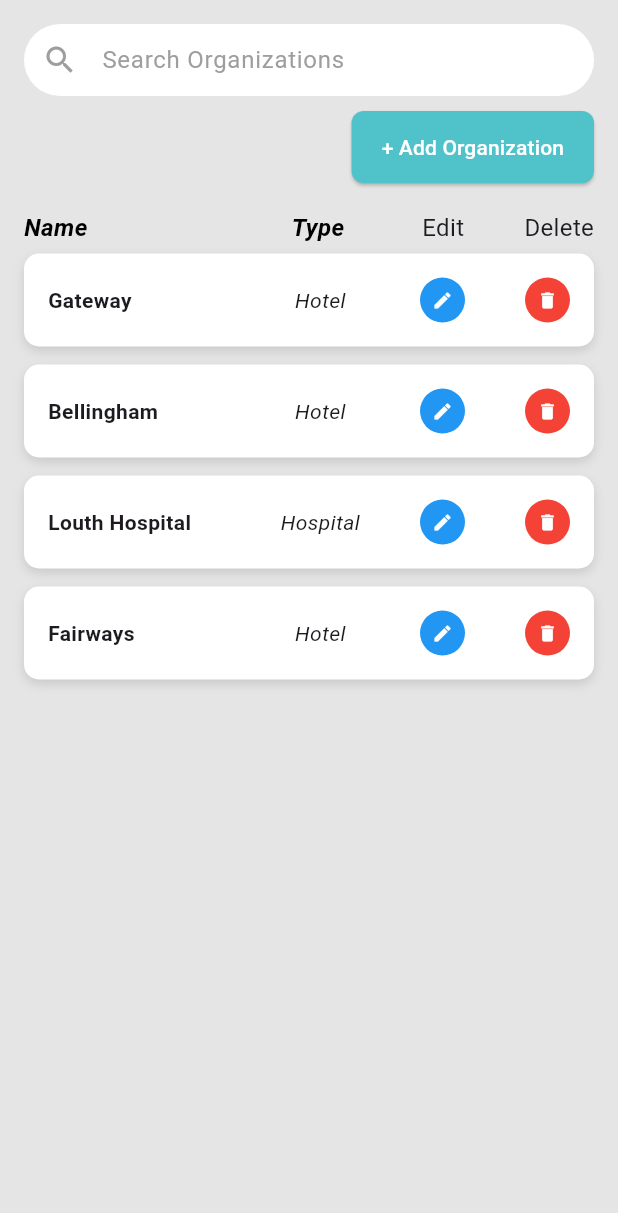
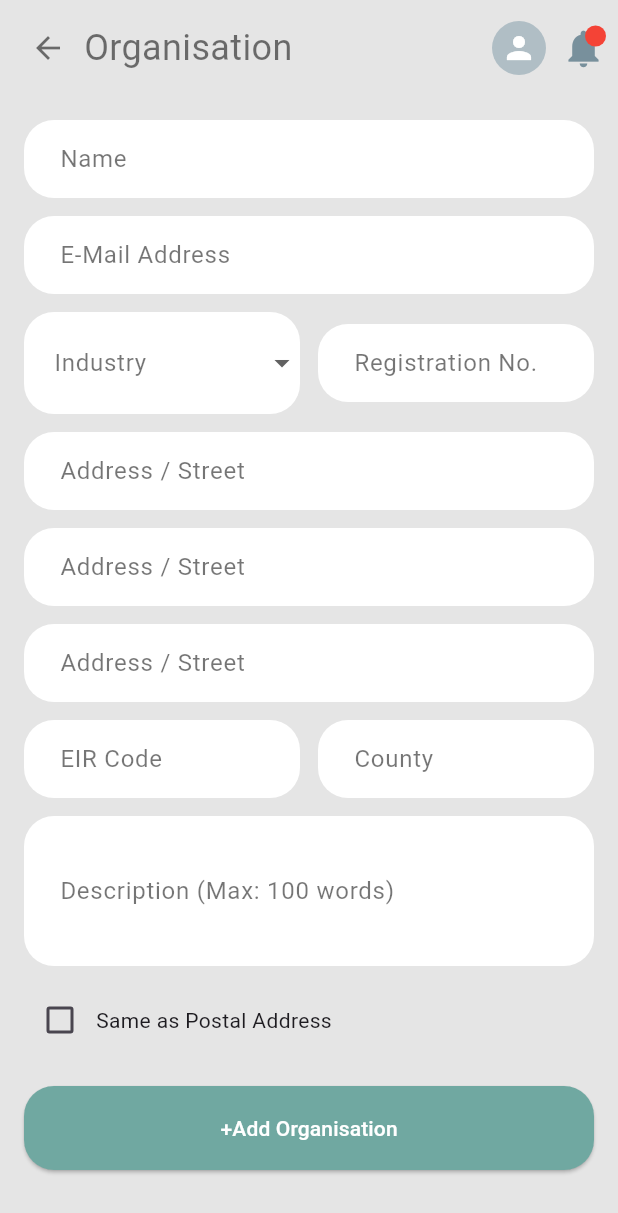
Before and after one commit to MatCron/Matcron-Frontend, a Flutter app: the OrganizationPage screen opened directly, after a tap on "+ Add Organization", on a phone screen of 412 x 824 dp. Shown: the top 1213 px of the screen. Run offline on Flutter 3.47's test engine with Material 3 defaults, Android fonts, the phone set to English and light mode, and no system bars; our stand-ins replace dio, equatable, flutter_bloc, flutter_secure_storage, get_it, google_fonts and 1 more; missing offline and left inert: encrypt; accounts and stored records are empty; generated files the repository leaves out were written again.

Commit message:
Organization Form Page

```diff
--- /dev/null
+++ b/matcron/lib/app/features/organization/presentation/pages/organization_form.dart
@@ -0,0 +1,416 @@
+import 'package:flutter/material.dart';
+import 'package:flutter/services.dart'; // for filtering input if needed
+
+class OrganizationFormPage extends StatefulWidget {
+  @override
+  _OrganizationFormPageState createState() => _OrganizationFormPageState();
+}
+
+class _OrganizationFormPageState extends State<OrganizationFormPage> {
+  final _formKey = GlobalKey<FormState>();
+
+  String? _industryValue;
+  bool _sameAsPostal = false;
+
+  // Controllers for text fields
+  final TextEditingController _nameController = TextEditingController();
+  final TextEditingController _emailController = TextEditingController();
+  final TextEditingController _registrationController = TextEditingController();
+  final TextEditingController _addressLine1Controller = TextEditingController();
+  final TextEditingController _addressLine2Controller = TextEditingController();
+  final TextEditingController _addressLine3Controller = TextEditingController();
+  final TextEditingController _eirCodeController = TextEditingController();
+  final TextEditingController _countyController = TextEditingController();
+  final TextEditingController _descriptionController = TextEditingController();
+
+  @override
+  void dispose() {
+    _nameController.dispose();
+    _emailController.dispose();
+    _registrationController.dispose();
+    _addressLine1Controller.dispose();
+    _addressLine2Controller.dispose();
+    _addressLine3Controller.dispose();
+    _eirCodeController.dispose();
+    _countyController.dispose();
+    _descriptionController.dispose();
+    super.dispose();
+  }
+
+  int _countWords(String text) {
+    if (text.trim().isEmpty) return 0;
+    return text.trim().split(RegExp(r'\s+')).length;
+  }
+
+  void _onAddOrganizationPressed() {
+    if (_formKey.currentState!.validate()) {
+      // Perform any save operations, then navigate to the organization page
+      Navigator.pop(context);
+      // Or use Navigator.pushReplacement(context, MaterialPageRoute(builder: (_) => OrganizationPage()));
+    }
+  }
+
+  @override
+  Widget build(BuildContext context) {
+    final backgroundColor = Color(0xFFE5E5E5);
+    final fieldColor = Colors.white;
+    final primaryColor = Color(0xFF70A8A1); // Adjust as needed
+    final hintTextStyle = TextStyle(color: Colors.grey[600]);
+    final labelStyle = TextStyle(fontSize: 16, color: Colors.black54);
+
+    return Scaffold(
+      backgroundColor: backgroundColor,
+      body: SafeArea(
+        child: Column(
+          children: [
+            // Top bar
+            Padding(
+              padding: const EdgeInsets.symmetric(horizontal: 8.0, vertical: 8.0),
+              child: Row(
+                children: [
+                  IconButton(
+                    icon: Icon(Icons.arrow_back, color: Colors.black54),
+                    onPressed: () => Navigator.pop(context),
+                  ),
+                  Expanded(
+                    child: Text(
+                      "Organisation",
+                      style: TextStyle(fontSize: 24, color: Colors.black54),
+                    ),
+                  ),
+                  // Profile icon and notification
+                  Row(
+                    children: [
+                      CircleAvatar(
+                        radius: 18,
+                        backgroundColor: Colors.blueGrey[200],
+                        child: Icon(Icons.person, color: Colors.white),
+                      ),
+                      SizedBox(width: 10),
+                      Stack(
+                        children: [
+                          Icon(Icons.notifications, color: Colors.blueGrey[400], size: 30),
+                          Positioned(
+                            right: 0,
+                            top: 0,
+                            child: Container(
+                              width: 14,
+                              height: 14,
+                              decoration: BoxDecoration(
+                                color: Colors.red,
+                                shape: BoxShape.circle,
+                              ),
+                            ),
+                          )
+                        ],
+                      ),
+                    ],
+                  )
+                ],
+              ),
+            ),
+
+            Expanded(
+              child: SingleChildScrollView(
+                padding: const EdgeInsets.all(16.0),
+                child: Form(
+                  key: _formKey,
+                  child: Column(
+                    crossAxisAlignment: CrossAxisAlignment.start,
+                    children: [
+                      // Name
+                      TextFormField(
+                        controller: _nameController,
+                        decoration: InputDecoration(
+                          labelText: "Name",
+                          labelStyle: labelStyle,
+                          filled: true,
+                          fillColor: fieldColor,
+                          border: OutlineInputBorder(
+                            borderRadius: BorderRadius.circular(20.0),
+                            borderSide: BorderSide.none,
+                          ),
+                          hintText: "Enter organization name",
+                          hintStyle: hintTextStyle,
+                          contentPadding: EdgeInsets.symmetric(horizontal: 20, vertical: 14),
+                        ),
+                        validator: (value) {
+                          if (value == null || value.isEmpty) {
+                            return "Please enter a name";
+                          }
+                          return null;
+                        },
+                      ),
+                      SizedBox(height: 12),
+
+                      // E-Mail Address
+                      TextFormField(
+                        controller: _emailController,
+                        decoration: InputDecoration(
+                          labelText: "E-Mail Address",
+                          labelStyle: labelStyle,
+                          filled: true,
+                          fillColor: fieldColor,
+                          border: OutlineInputBorder(
+                            borderRadius: BorderRadius.circular(20.0),
+                            borderSide: BorderSide.none,
+                          ),
+                          hintText: "Enter an email address",
+                          hintStyle: hintTextStyle,
+                          contentPadding: EdgeInsets.symmetric(horizontal: 20, vertical: 14),
+                        ),
+                        validator: (value) {
+                          if (value == null || value.isEmpty) {
+                            return "Please enter an email address";
+                          }
+                          // Basic email check
+                          if (!RegExp(r'^[^@]+@[^@]+\.[^@]+').hasMatch(value)) {
+                            return "Please enter a valid email";
+                          }
+                          return null;
+                        },
+                      ),
+                      SizedBox(height: 12),
+
+                      // Industry & Registration No. Row
+                      Row(
+                        children: [
+                          Expanded(
+                            flex: 1,
+                            child: Container(
+                              decoration: BoxDecoration(
+                                color: fieldColor,
+                                borderRadius: BorderRadius.circular(20.0),
+                              ),
+                              child: DropdownButtonFormField<String>(
+                                value: _industryValue,
+                                decoration: InputDecoration(
+                                  labelText: "Industry",
+                                  labelStyle: labelStyle,
+                                  border: InputBorder.none,
+                                  contentPadding: EdgeInsets.symmetric(horizontal: 20, vertical: 14),
+                                ),
+                                icon: Icon(Icons.arrow_drop_down),
+                                items: <String>["Hospital", "Hotel", "IT", "Retail"].map((String value) {
+                                  return DropdownMenuItem<String>(
+                                    value: value,
+                                    child: Text(value),
+                                  );
+                                }).toList(),
+                                onChanged: (val) {
+                                  setState(() {
+                                    _industryValue = val;
+                                  });
+                                },
+                                validator: (value) {
+                                  if (value == null) {
+                                    return "Select Industry";
+                                  }
+                                  return null;
+                                },
+                              ),
+                            ),
+                          ),
+                          SizedBox(width: 12),
+                          Expanded(
+                            flex: 1,
+                            child: TextFormField(
+                              controller: _registrationController,
+                              decoration: InputDecoration(
+                                labelText: "Registration No.",
+                                labelStyle: labelStyle,
+                                filled: true,
+                                fillColor: fieldColor,
+                                border: OutlineInputBorder(
+                                  borderRadius: BorderRadius.circular(20.0),
+                                  borderSide: BorderSide.none,
+                                ),
+                                hintText: "Enter registration no.",
+                                hintStyle: hintTextStyle,
+                                contentPadding: EdgeInsets.symmetric(horizontal: 20, vertical: 14),
+                              ),
+                            ),
+                          ),
+                        ],
+                      ),
+                      SizedBox(height: 12),
+
+                      // Address / Street (3 lines)
+                      TextFormField(
+                        controller: _addressLine1Controller,
+                        decoration: InputDecoration(
+                          labelText: "Address / Street",
+                          labelStyle: labelStyle,
+                          filled: true,
+                          fillColor: fieldColor,
+                          border: OutlineInputBorder(
+                            borderRadius: BorderRadius.circular(20.0),
+                            borderSide: BorderSide.none,
+                          ),
+                          hintText: "Address line 1",
+                          hintStyle: hintTextStyle,
+                          contentPadding: EdgeInsets.symmetric(horizontal: 20, vertical: 14),
+                        ),
+                      ),
+                      SizedBox(height: 12),
+                      TextFormField(
+                        controller: _addressLine2Controller,
+                        decoration: InputDecoration(
+                          labelText: "Address / Street",
+                          labelStyle: labelStyle,
+                          filled: true,
+                          fillColor: fieldColor,
+                          border: OutlineInputBorder(
+                            borderRadius: BorderRadius.circular(20.0),
+                            borderSide: BorderSide.none,
+                          ),
+                          hintText: "Address line 2",
+                          hintStyle: hintTextStyle,
+                          contentPadding: EdgeInsets.symmetric(horizontal: 20, vertical: 14),
+                        ),
+                      ),
+                      SizedBox(height: 12),
+                      TextFormField(
+                        controller: _addressLine3Controller,
+                        decoration: InputDecoration(
+                          labelText: "Address / Street",
+                          labelStyle: labelStyle,
+                          filled: true,
+                          fillColor: fieldColor,
+                          border: OutlineInputBorder(
+                            borderRadius: BorderRadius.circular(20.0),
+                            borderSide: BorderSide.none,
+                          ),
+                          hintText: "Address line 3",
+                          hintStyle: hintTextStyle,
+                          contentPadding: EdgeInsets.symmetric(horizontal: 20, vertical: 14),
+                        ),
+                      ),
+                      SizedBox(height: 12),
+
+                      // EIR Code & County Row
+                      Row(
+                        children: [
+                          Expanded(
+                            flex: 1,
+                            child: TextFormField(
+                              controller: _eirCodeController,
+                              decoration: InputDecoration(
+                                labelText: "EIR Code",
+                                labelStyle: labelStyle,
+                                filled: true,
+                                fillColor: fieldColor,
+                                border: OutlineInputBorder(
+                                  borderRadius: BorderRadius.circular(20.0),
+                                  borderSide: BorderSide.none,
+                                ),
+                                hintText: "Enter EIR Code",
+                                hintStyle: hintTextStyle,
+                                contentPadding: EdgeInsets.symmetric(horizontal: 20, vertical: 14),
+                              ),
+                            ),
+                          ),
+                          SizedBox(width: 12),
+                          Expanded(
+                            flex: 1,
+                            child: TextFormField(
+                              controller: _countyController,
+                              decoration: InputDecoration(
+                                labelText: "County",
+                                labelStyle: labelStyle,
+                                filled: true,
+                                fillColor: fieldColor,
+                                border: OutlineInputBorder(
+                                  borderRadius: BorderRadius.circular(20.0),
+                                  borderSide: BorderSide.none,
+                                ),
+                                hintText: "Enter County",
+                                hintStyle: hintTextStyle,
+                                contentPadding: EdgeInsets.symmetric(horizontal: 20, vertical: 14),
+                              ),
+                            ),
+                          ),
+                        ],
+                      ),
+                      SizedBox(height: 12),
+
+                      // Description
+                      // Using a multiline TextField. We'll just validate word count.
+                      TextFormField(
+                        controller: _descriptionController,
+                        maxLines: 3,
+                        decoration: InputDecoration(
+                          labelText: "Description (Max: 100 words)",
+                          labelStyle: labelStyle,
+                          filled: true,
+                          fillColor: fieldColor,
+                          border: OutlineInputBorder(
+                            borderRadius: BorderRadius.circular(20.0),
+                            borderSide: BorderSide.none,
+                          ),
+                          hintText: "Enter description",
+                          hintStyle: hintTextStyle,
+                          contentPadding: EdgeInsets.symmetric(horizontal: 20, vertical: 14),
+                        ),
+                        validator: (value) {
+                          if (value == null) return null;
+                          final words = _countWords(value);
+                          if (words > 100) {
+                            return "Description cannot exceed 100 words";
+                          }
+                          return null;
+                        },
+                      ),
+                      SizedBox(height: 12),
+
+                      // Same as Postal Address checkbox
+                      Row(
+                        children: [
+                          Checkbox(
+                            value: _sameAsPostal,
+                            onChanged: (val) {
+                              setState(() {
+                                _sameAsPostal = val ?? false;
+                              });
+                            },
+                            activeColor: Colors.purple,
+                          ),
+                          const Text("Same as Postal Address")
+                        ],
+                      ),
+
+                      SizedBox(height: 20),
+
+                      // Add Organization button
+                      SizedBox(
+                        width: double.infinity,
+                        child: ElevatedButton(
+                          onPressed: _onAddOrganizationPressed,
+                          style: ElevatedButton.styleFrom(
+                            backgroundColor: primaryColor,
+                            shape: RoundedRectangleBorder(
+                              borderRadius: BorderRadius.circular(20.0),
+                            ),
+                            padding: const EdgeInsets.symmetric(
+                              vertical: 18.0,
+                            ),
+                          ),
+                          child: const Text(
+                            "+Add Organisation",
+                            style: TextStyle(color: Colors.white),
+                          ),
+                        ),
+                      ),
+
+                      SizedBox(height: 30),
+                    ],
+                  ),
+                ),
+              ),
+            ),
+          ],
+        ),
+      ),
+    );
+  }
+}
--- a/matcron/lib/app/features/organization/presentation/pages/organizations.dart
+++ b/matcron/lib/app/features/organization/presentation/pages/organizations.dart
@@ -4,6 +4,7 @@ import 'package:matcron/app/features/organization/domain/entities/organization.d
 import 'package:matcron/app/features/organization/presentation/bloc/remote_org_bloc.dart';
 import 'package:matcron/app/features/organization/presentation/bloc/remote_org_state.dart';
 import 'package:matcron/app/features/organization/presentation/widgets/bottom_drawer.dart';
+import  'package:matcron/app/features/organization/presentation/pages/organization_form.dart';
 import 'package:matcron/app/injection_container.dart';
 import 'package:matcron/config/theme/app_theme.dart';
 import 'package:matcron/core/components/bottom_bar/controllers/notch_bottom_bar_controller.dart';
@@ -115,8 +116,13 @@ class OrganizationPageState extends State<OrganizationPage> {
   alignment: Alignment.centerRight,
   child: ElevatedButton(
     onPressed: () {
-      // Original Add Organization button functionality placeholder
-      // Feel free to implement your intended functionality here
+     // Navigate to the OrganizationFormPage
+                    Navigator.push(
+                      context,
+                      MaterialPageRoute(
+                        builder: (context) => OrganizationFormPage(),
+                      ),
+                    );
     },
     style: ElevatedButton.styleFrom(
       backgroundColor: matcronPrimaryColor,
--- a/matcron/lib/app/main.dart
+++ b/matcron/lib/app/main.dart
@@ -32,7 +32,7 @@ class MyApp extends StatelessWidget {
             HexColor("#E5E5E5"), // Set background color for the whole app
       ),
       //This is set to register for now, will change to the starting screen  once done. Wee need to show page depending on if user is logged in or not
-      home: const SplashScreenWrapper(),
+      home: const MyHomePage(),
     );
   }
 }
```
